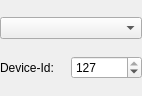
Above: muse/muse/arranger/midiportinfo.ui from emrum/muse before the change. Below: the same form after it.
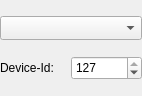
That is the form after the change.

```diff
--- a/muse/muse/arranger/midiportinfo.ui
+++ b/muse/muse/arranger/midiportinfo.ui
@@ -10,9 +10,7 @@
    </rect>
   </property>
   <property name="sizePolicy" >
-   <sizepolicy>
-    <hsizetype>7</hsizetype>
-    <vsizetype>5</vsizetype>
+   <sizepolicy vsizetype="Preferred" hsizetype="Expanding" >
     <horstretch>0</horstretch>
     <verstretch>0</verstretch>
    </sizepolicy>
@@ -24,19 +22,35 @@
    <property name="margin" >
     <number>0</number>
    </property>
-   <property name="spacing" >
+   <property name="topMargin" >
+    <number>0</number>
+   </property>
+   <property name="rightMargin" >
+    <number>0</number>
+   </property>
+   <property name="bottomMargin" >
+    <number>0</number>
+   </property>
+   <property name="horizontalSpacing" >
+    <number>0</number>
+   </property>
+   <property name="verticalSpacing" >
     <number>0</number>
    </property>
    <item row="0" column="0" colspan="2" >
     <widget class="QComboBox" name="instrument" >
      <property name="sizePolicy" >
-      <sizepolicy>
-       <hsizetype>7</hsizetype>
-       <vsizetype>0</vsizetype>
+      <sizepolicy vsizetype="Fixed" hsizetype="Expanding" >
        <horstretch>0</horstretch>
        <verstretch>0</verstretch>
       </sizepolicy>
      </property>
+     <property name="maximumSize" >
+      <size>
+       <width>16777215</width>
+       <height>24</height>
+      </size>
+     </property>
      <property name="toolTip" >
       <string>Midi Instrument</string>
      </property>
@@ -44,6 +58,12 @@
    </item>
    <item row="1" column="1" >
     <widget class="QSpinBox" name="deviceId" >
+     <property name="maximumSize" >
+      <size>
+       <width>16777215</width>
+       <height>24</height>
+      </size>
+     </property>
      <property name="maximum" >
       <number>127</number>
      </property>
@@ -54,6 +74,12 @@
    </item>
    <item row="1" column="0" >
     <widget class="QLabel" name="label" >
+     <property name="maximumSize" >
+      <size>
+       <width>16777215</width>
+       <height>24</height>
+      </size>
+     </property>
      <property name="text" >
       <string>Device-Id:</string>
      </property>
```
Left out of the diff: 2 changed lines with no effect on the pictures.
